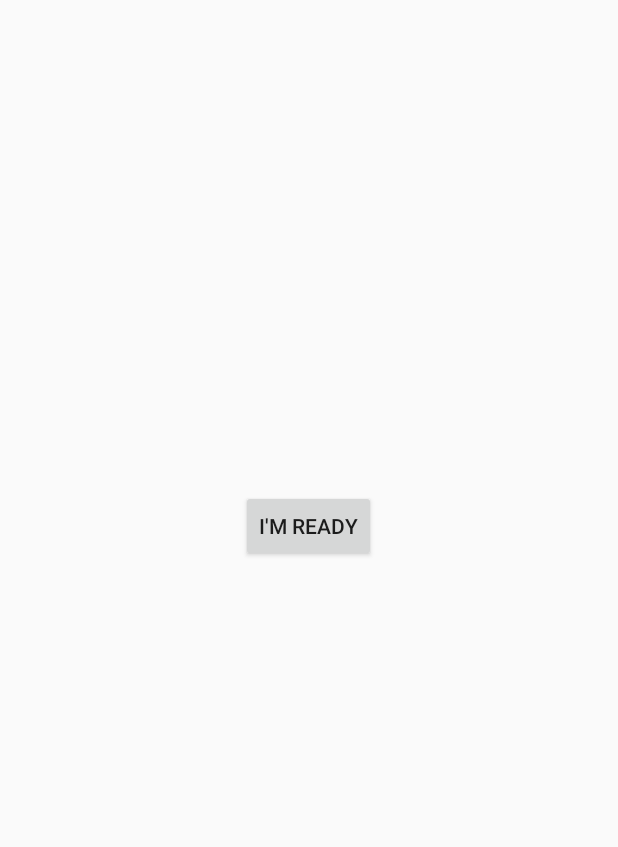
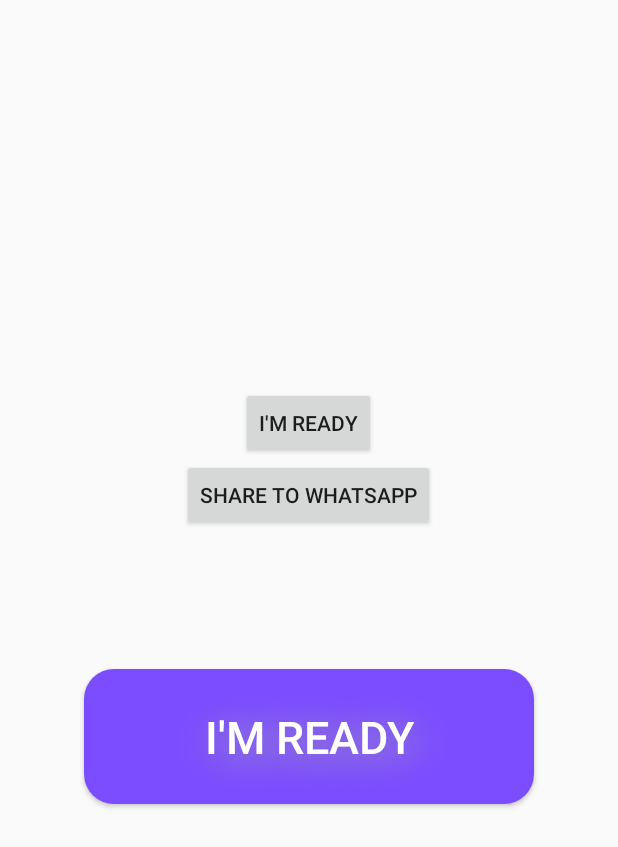
Before and after one commit to elisara/KellotusApp, an Android app: the layout kellotus_layout.xml on its own in the app's theme, with its tools: preview values and no code run, on a phone screen of 412 x 824 dp. Shown: the top 847 px of the screen. Run offline under Robolectric (Android 15) with nearby library versions, the phone set to English and light mode, and no system bars.

Commit message:
viewpager, tab bar

```diff
--- /dev/null
+++ b/app/src/main/res/drawable/buttonshape.xml
@@ -0,0 +1,20 @@
+<?xml version="1.0" encoding="utf-8"?>
+<shape xmlns:android="http://schemas.android.com/apk/res/android" android:shape="rectangle" >
+    <corners
+        android:radius="20dp"
+        />
+    <solid
+        android:color="#7C4DFF"
+        />
+
+    <size
+        android:width="270dp"
+        android:height="60dp"
+        />
+    <padding
+        android:left="20dp"
+        android:top="20dp"
+        android:right="20dp"
+        android:bottom="20dp"
+        />
+</shape>
--- a/app/src/main/res/layout/kellotus_layout.xml
+++ b/app/src/main/res/layout/kellotus_layout.xml
@@ -4,7 +4,6 @@
     android:layout_width="match_parent"
     android:layout_height="match_parent"
     android:orientation="vertical"
-
     tools:context=".KellotusFragment">
 
     <LinearLayout
@@ -19,6 +18,11 @@
             android:layout_width="wrap_content"
             android:layout_height="wrap_content"
             android:text="I'm ready" />
+        <Button
+            android:id="@+id/sendBtn"
+            android:layout_width="wrap_content"
+            android:layout_height="wrap_content"
+            android:text="Share to Whatsapp"/>
 
         <LinearLayout
             android:layout_width="match_parent"
@@ -49,6 +53,19 @@
             android:layout_height="wrap_content"
             android:gravity="center"
             android:textSize="15dp" />
+        <Button
+            android:id="@+id/readybtn"
+            android:layout_width="300dp"
+            android:layout_height="90dp"
+            android:shadowColor="#A8A8A8"
+            android:background="@drawable/buttonshape"
+            android:text="I'm ready"
+            android:textColor="#FFFFFF"
+            android:textSize="30sp"
+            android:layout_alignParentTop="true"
+            android:shadowDx="5"
+            android:shadowDy="5"
+            android:shadowRadius="30"/>
     </LinearLayout>
 
 </RelativeLayout>
--- a/app/src/main/res/layout/results_layout.xml
+++ b/app/src/main/res/layout/results_layout.xml
@@ -14,7 +14,7 @@
         android:paddingLeft="16dp"
         android:paddingRight="16dp"
         android:paddingBottom="16dp"
-        android:orientation="horizontal"
+        android:orientation="vertical"
         android:layout_width="match_parent"
         android:layout_height="wrap_content">
 
--- a/app/src/main/res/values/styles.xml
+++ b/app/src/main/res/values/styles.xml
@@ -3,6 +3,9 @@
     <!-- Base application theme. -->
     <style name="AppTheme" parent="Theme.AppCompat.Light.DarkActionBar">
         <!-- Customize your theme here. -->
+        <item name="colorPrimary">@color/colorPrimary</item>
+        <item name="colorPrimaryDark">@color/colorPrimaryDark</item>
+        <item name="colorAccent">@color/colorAccent</item>
     </style>
 
     <style name="AppTheme.NoActionBar">
```
Also changed, not shown: app/src/main/java/com/example/elisarajaniemi/kellotusapp/ConnectDeviceActivity.java (+17 -3 lines), app/src/main/java/com/example/elisarajaniemi/kellotusapp/KellotusFragment.java (+16 -1 lines), app/src/main/java/com/example/elisarajaniemi/kellotusapp/PagerAdapter.java (added, +52 -0 lines), app/src/main/java/com/example/elisarajaniemi/kellotusapp/ResultsFragment.java (+13 -11 lines), app/src/main/res/layout/connect_device_layout.xml (+3 -23 lines), app/src/main/res/layout/content_connect_device.xml (deleted, +0 -21 lines), app/src/main/res/layout/tab_bar_layout.xml (added, +30 -0 lines).
